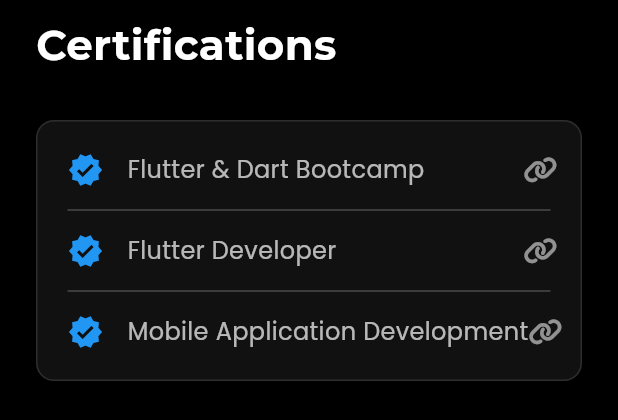
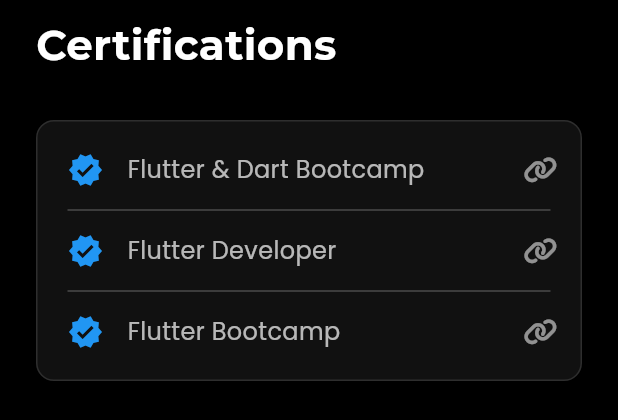
Before and after one commit to Kural002/Portfolio, a Flutter app: the CertificationsSection widget shown alone on an empty page, opened directly, on a phone screen of 412 x 824 dp. Shown: the top 420 px of the screen. Run offline on Flutter 3.47's test engine with Material 3 defaults, Android fonts, the phone set to English and light mode, and no system bars; our stand-ins replace firebase_core, flutter_staggered_animations, font_awesome_flutter, google_fonts; accounts and stored records are empty.

Commit message:
url upadates

```diff
--- a/lib/utils/app_urls.dart
+++ b/lib/utils/app_urls.dart
@@ -6,9 +6,10 @@ class AppUrls {
   static const String pokedex = 'https://github.com/Kural002/Pokedex';
   static const String weatherApp = 'https://github.com/Kural002/weather_application';
   static const String portfolio = 'https://github.com/Kural002/Portfolio';
-  static const String resume = 'https://drive.google.com/file/d/14oGrVO_4RkcpouRESADaac9DWw3TGBe6/view?usp=sharing';
+  static const String resume = 'https://drive.google.com/file/d/14EejJWKlI9bBOlg0NhGXk7HsCawUy3nq/view?usp=sharing';
   static const String guvi = 'https://www.guvi.in/share-certificate/s715H5e079Ok33108A';
   static const String udemy = 'https://www.udemy.com/certificate/UC-08bccc41-a324-45dd-aeaa-18698a495ce3/';
   static const String elewayte = 'https://drive.google.com/file/d/1vl17c9RlUK23kM5_ImWzuYPeuIxtaKYP/view?usp=sharing';
   static const String yellowBoards = 'https://drive.google.com/file/d/12_JmySmzdQzUHio5YAm9F006y9HEQNSW/view?usp=sharing';
+  static const String letsUpgrade = "https://drive.google.com/file/d/1ssFu1l4VKCmU1ozmpkX7ezZzyVab7KGG/view?usp=sharing";
 }
--- a/lib/view/certifications_section.dart
+++ b/lib/view/certifications_section.dart
@@ -48,8 +48,8 @@ class CertificationsSection extends StatelessWidget {
                 ),
                 const Divider(color: Colors.white24, height: 30),
                 _buildCertificationItem(
-                  "Mobile Application Development",
-                  AppUrls.elewayte,
+                  "Flutter Bootcamp",
+                  AppUrls.letsUpgrade,
                 ),
               ],
             ),
--- a/lib/view/education_section.dart
+++ b/lib/view/education_section.dart
@@ -56,7 +56,7 @@ class EducationSection extends StatelessWidget {
           degree: 'B.Tech Computer and Communication Engineering',
           institution: 'Sri Manakula Vinayagar Engineering College',
           year: '2021 - 2025',
-          description: 'CGPA: 6.60/10.0',
+          description: 'CGPA: 6.90/10.0',
           icon: Icons.school_rounded,
           isHighlighted: true,
           isWeb: isWeb,
```
Also changed, not shown: 1 other file.
